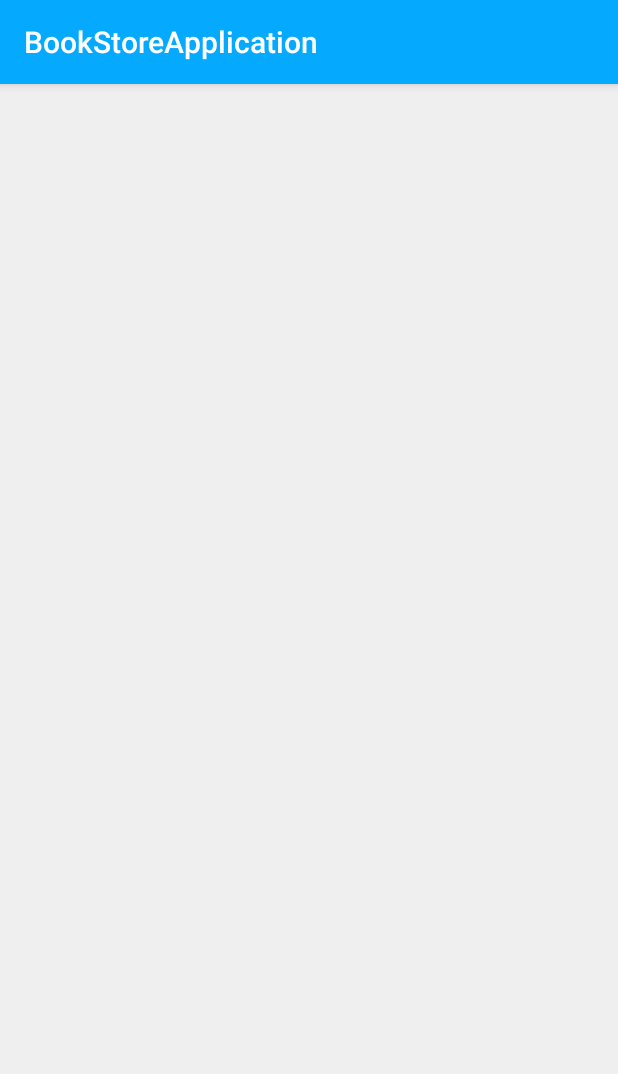
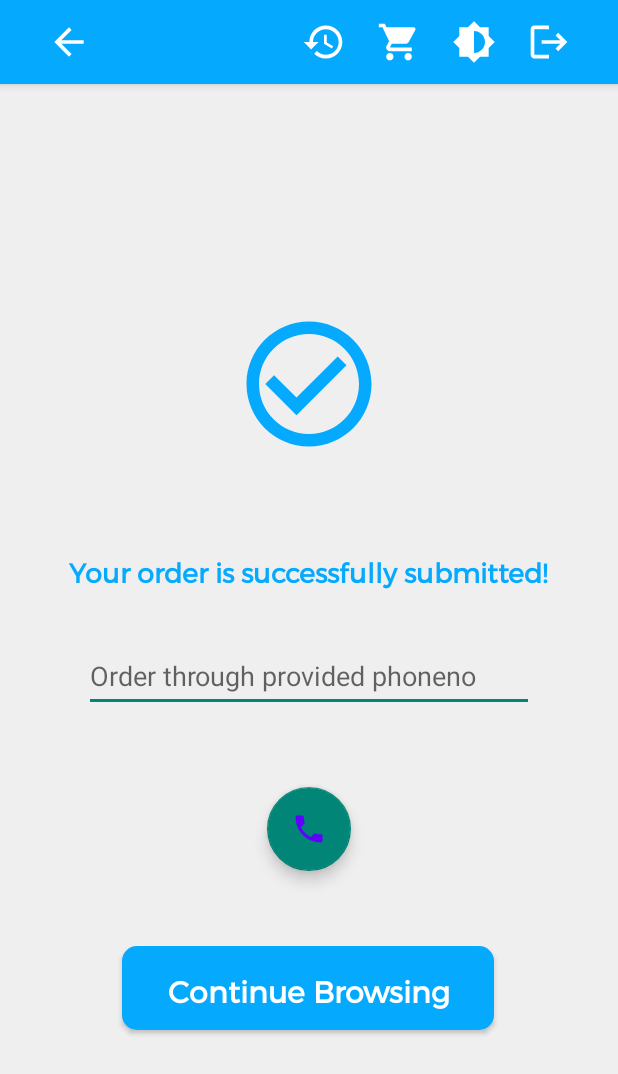
Before and after one commit to deyanuz/Bookstore, an Android app: the CheckoutDoneActivity screen opened directly, with no data from a screen before it, on a phone screen of 412 x 824 dp. Shown: the top 1074 px of the screen. Run offline under Robolectric (Android 15) with nearby library versions, the phone set to English and light mode, and no system bars; our stand-ins replace Firebase (no records; nobody signed in at launch, a user with empty details on screens opened directly).

Commit message:
checkout done activity added

```diff
--- a/app/src/main/java/com/example/bookstoreapplication/CheckoutDoneActivity.java
+++ b/app/src/main/java/com/example/bookstoreapplication/CheckoutDoneActivity.java
@@ -1,24 +1,53 @@
 package com.example.bookstoreapplication;
 
+
+import android.Manifest;
+import android.content.Intent;
+import android.content.pm.PackageManager;
+import android.net.Uri;
 import android.os.Bundle;
+import android.view.View;
+import android.widget.Button;
+import android.widget.EditText;
 
-import androidx.activity.EdgeToEdge;
-import androidx.appcompat.app.AppCompatActivity;
-import androidx.core.graphics.Insets;
-import androidx.core.view.ViewCompat;
-import androidx.core.view.WindowInsetsCompat;
+import androidx.core.app.ActivityCompat;
+import androidx.core.content.ContextCompat;
 
-public class CheckoutDoneActivity extends AppCompatActivity {
+import com.google.android.material.floatingactionbutton.FloatingActionButton;
+
+public class CheckoutDoneActivity extends BaseActivity {
+    private Button button;
+    EditText phoneNo;
+    FloatingActionButton callbtn;
+    static int PERMISSION_code=100;
+
 
     @Override
     protected void onCreate(Bundle savedInstanceState) {
         super.onCreate(savedInstanceState);
-        EdgeToEdge.enable(this);
         setContentView(R.layout.activity_checkout_done);
-        ViewCompat.setOnApplyWindowInsetsListener(findViewById(R.id.main), (v, insets) -> {
-            Insets systemBars = insets.getInsets(WindowInsetsCompat.Type.systemBars());
-            v.setPadding(systemBars.left, systemBars.top, systemBars.right, systemBars.bottom);
-            return insets;
+
+        Button button=(Button) findViewById(R.id.Browse);
+        phoneNo=findViewById(R.id.editTextPhone);
+        callbtn=findViewById(R.id.callbtn);
+        if(ContextCompat.checkSelfPermission(CheckoutDoneActivity.this, Manifest.permission.CALL_PHONE)!= PackageManager.PERMISSION_GRANTED){
+            ActivityCompat.requestPermissions(CheckoutDoneActivity.this,new String[]{Manifest.permission.CALL_PHONE},PERMISSION_code);
+        }
+        callbtn.setOnClickListener(new View.OnClickListener() {
+            @Override
+            public void onClick(View view) {
+                String phoneno=phoneNo.getText().toString();
+                Intent i=new Intent(Intent.ACTION_CALL);
+                i.setData(Uri.parse("tel:"+phoneNo));
+                startActivity(i);
+            }
+        });
+        button.setOnClickListener(new View.OnClickListener() {
+            @Override
+            public void onClick(View view) {
+                Intent intent= new Intent(CheckoutDoneActivity.this, CategoryActivity.class);
+                startActivity(intent);
+            }
         });
     }
 }
--- a/app/src/main/res/layout/activity_checkout_done.xml
+++ b/app/src/main/res/layout/activity_checkout_done.xml
@@ -2,9 +2,90 @@
 <androidx.constraintlayout.widget.ConstraintLayout xmlns:android="http://schemas.android.com/apk/res/android"
     xmlns:app="http://schemas.android.com/apk/res-auto"
     xmlns:tools="http://schemas.android.com/tools"
-    android:id="@+id/main"
     android:layout_width="match_parent"
     android:layout_height="match_parent"
     tools:context=".CheckoutDoneActivity">
 
+    <ImageView
+        android:id="@+id/imageView"
+        android:layout_width="100dp"
+        android:layout_height="100dp"
+        app:layout_constraintBottom_toBottomOf="parent"
+        app:layout_constraintEnd_toEndOf="parent"
+        app:layout_constraintHorizontal_bias="0.499"
+        app:layout_constraintStart_toStartOf="parent"
+        app:layout_constraintTop_toTopOf="parent"
+        app:layout_constraintVertical_bias="0.225"
+        app:srcCompat="@drawable/ic_baseline_check_circle_outline_24" />
+
+    <TextView
+        android:id="@+id/textView"
+        android:layout_width="wrap_content"
+        android:layout_height="wrap_content"
+        android:paddingLeft="10dp"
+        android:paddingRight="10dp"
+        android:fontFamily="@font/montserrat"
+        android:text="Your order is successfully submitted!"
+        android:textColor="#05AAFF"
+        android:textSize="18sp"
+        android:textStyle="bold"
+        app:layout_constraintBottom_toBottomOf="parent"
+        app:layout_constraintEnd_toEndOf="parent"
+        app:layout_constraintStart_toStartOf="parent"
+        app:layout_constraintTop_toBottomOf="@+id/imageView"
+        app:layout_constraintVertical_bias="0.127" />
+
+    <Button
+        android:id="@+id/Browse"
+        android:layout_width="wrap_content"
+        android:layout_height="wrap_content"
+        android:layout_marginStart="20dp"
+        android:layout_marginTop="50dp"
+        android:layout_marginEnd="10dp"
+        android:layout_marginBottom="100dp"
+        android:background="@drawable/blue_rounded"
+        android:fontFamily="@font/montserrat"
+        android:paddingLeft="30dp"
+        android:paddingTop="15dp"
+        android:paddingRight="30dp"
+        android:paddingBottom="10dp"
+        android:text="Continue Browsing"
+        android:textAllCaps="false"
+        android:textColor="#FFFFFF"
+        android:textSize="20sp"
+        android:textStyle="bold"
+        app:layout_constraintBottom_toBottomOf="parent"
+        app:layout_constraintEnd_toEndOf="parent"
+        app:layout_constraintHorizontal_bias="0.458"
+        app:layout_constraintStart_toStartOf="parent"
+        app:layout_constraintTop_toBottomOf="@+id/textView"
+        app:layout_constraintVertical_bias="0.832" />
+
+    <EditText
+        android:id="@+id/editTextPhone"
+        android:layout_width="300dp"
+        android:layout_height="wrap_content"
+        android:layout_marginHorizontal="50dp"
+        android:ems="10"
+        android:hint="Order through provided phoneno"
+        android:inputType="phone"
+        android:minHeight="48dp"
+        app:layout_constraintBottom_toTopOf="@+id/Browse"
+        app:layout_constraintEnd_toEndOf="parent"
+        app:layout_constraintHorizontal_bias="0.497"
+        app:layout_constraintStart_toStartOf="parent"
+        app:layout_constraintTop_toBottomOf="@+id/textView"
+        app:layout_constraintVertical_bias="0.165" />
+
+    <com.google.android.material.floatingactionbutton.FloatingActionButton
+        android:id="@+id/callbtn"
+        android:layout_width="wrap_content"
+        android:layout_height="wrap_content"
+        android:clickable="true"
+        app:layout_constraintBottom_toTopOf="@+id/Browse"
+        app:layout_constraintEnd_toEndOf="parent"
+        app:layout_constraintStart_toStartOf="parent"
+        app:layout_constraintTop_toBottomOf="@+id/editTextPhone"
+        app:srcCompat="@drawable/baseline_phone_24"
+        tools:ignore="SpeakableTextPresentCheck" />
 </androidx.constraintlayout.widget.ConstraintLayout>
```
